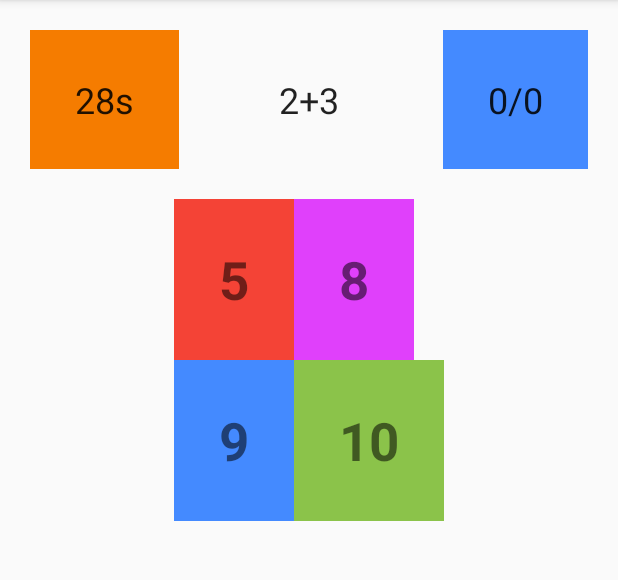
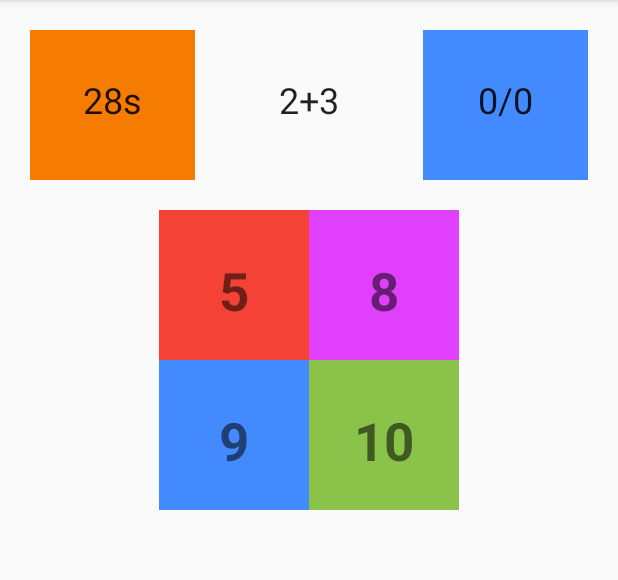
Before and after one commit to mfrancetic/brain-trainer, an Android app: the screen it shows after launch (MainActivity), after a tap on "GO!", on a phone screen of 412 x 824 dp, the part 84-664 px from its top. Run offline under Robolectric (Android 15) with nearby library versions, the phone set to English and light mode, and no system bars.

Commit message:
Update UI layout

```diff
--- a/app/src/main/AndroidManifest.xml
+++ b/app/src/main/AndroidManifest.xml
@@ -9,7 +9,8 @@
         android:roundIcon="@mipmap/ic_launcher_round"
         android:supportsRtl="true"
         android:theme="@style/AppTheme">
-        <activity android:name=".MainActivity">
+        <activity android:name=".MainActivity"
+            android:screenOrientation="portrait">
             <intent-filter>
                 <action android:name="android.intent.action.MAIN" />
 
--- a/app/src/main/res/layout/activity_main.xml
+++ b/app/src/main/res/layout/activity_main.xml
@@ -1,6 +1,5 @@
 <?xml version="1.0" encoding="utf-8"?>
-<androidx.constraintlayout.widget.ConstraintLayout
-    xmlns:android="http://schemas.android.com/apk/res/android"
+<androidx.constraintlayout.widget.ConstraintLayout xmlns:android="http://schemas.android.com/apk/res/android"
     xmlns:app="http://schemas.android.com/apk/res-auto"
     xmlns:tools="http://schemas.android.com/tools"
     android:layout_width="match_parent"
@@ -12,12 +11,12 @@
         android:id="@+id/go_button"
         android:layout_width="wrap_content"
         android:layout_height="wrap_content"
+        android:onClick="startGame"
         android:padding="@dimen/button_padding"
         android:text="@string/go"
         android:textAllCaps="true"
         android:textAppearance="@style/TextAppearance.AppCompat.Headline"
         android:textStyle="bold"
-        android:onClick="startGame"
         app:layout_constraintBottom_toBottomOf="parent"
         app:layout_constraintEnd_toEndOf="parent"
         app:layout_constraintStart_toStartOf="parent"
@@ -25,10 +24,12 @@
 
     <TextView
         android:id="@+id/time_remaining_text_view"
-        android:layout_width="wrap_content"
-        android:layout_height="wrap_content"
+        android:layout_width="@dimen/score_width"
+        android:layout_height="@dimen/grid_item_size"
         android:background="@color/colorOrange"
-        android:padding="@dimen/text_view_padding"
+        android:paddingTop="@dimen/text_view_padding"
+        android:paddingBottom="@dimen/text_view_padding"
+        android:textAlignment="center"
         android:textAppearance="@style/TextAppearance.AppCompat.Headline"
         app:layout_constraintStart_toStartOf="parent"
         app:layout_constraintTop_toTopOf="parent"
@@ -47,14 +48,16 @@
 
     <TextView
         android:id="@+id/score_text_view"
-        android:layout_width="wrap_content"
-        android:layout_height="wrap_content"
+        android:layout_width="@dimen/score_width"
+        android:layout_height="@dimen/grid_item_size"
         android:background="@color/colorBlue"
-        android:padding="@dimen/text_view_padding"
+        android:textAlignment="center"
+        android:paddingTop="@dimen/text_view_padding"
+        android:paddingBottom="@dimen/text_view_padding"
         android:textAppearance="@style/TextAppearance.AppCompat.Headline"
         app:layout_constraintEnd_toEndOf="parent"
         app:layout_constraintTop_toTopOf="parent"
-        tools:text="0/0" />
+        tools:text="10/10" />
 
     <GridLayout
         android:id="@+id/solutions_grid_view"
@@ -72,38 +75,50 @@
             android:background="@color/colorRed"
             android:onClick="chooseSolution"
             android:padding="@dimen/text_view_padding"
+            android:tag="0"
+            android:layout_width="@dimen/grid_item_size"
+            android:layout_height="@dimen/grid_item_size"
             android:textSize="@dimen/text_size_large"
             android:textStyle="bold"
-            android:tag="0"
+            android:textAlignment="center"
             tools:text="13" />
 
         <TextView
             android:id="@+id/solution_2_text_view"
             android:background="@color/colorPurple"
+            android:onClick="chooseSolution"
             android:padding="@dimen/text_view_padding"
+            android:layout_width="@dimen/grid_item_size"
+            android:layout_height="@dimen/grid_item_size"
+            android:textAlignment="center"
+            android:tag="1"
             android:textSize="@dimen/text_size_large"
-            android:onClick="chooseSolution"
-            android:tag="1"
             android:textStyle="bold"
             tools:text="13" />
 
         <TextView
             android:id="@+id/solution_3_text_view"
             android:background="@color/colorBlue"
+            android:layout_width="@dimen/grid_item_size"
+            android:layout_height="@dimen/grid_item_size"
+            android:textAlignment="center"
+            android:onClick="chooseSolution"
             android:padding="@dimen/text_view_padding"
+            android:tag="2"
             android:textSize="@dimen/text_size_large"
-            android:onClick="chooseSolution"
-            android:tag="2"
             android:textStyle="bold"
             tools:text="18" />
 
         <TextView
             android:id="@+id/solution_4_text_view"
             android:background="@color/colorGreen"
+            android:onClick="chooseSolution"
             android:padding="@dimen/text_view_padding"
-            android:onClick="chooseSolution"
+            android:tag="3"
+            android:layout_width="@dimen/grid_item_size"
+            android:textAlignment="center"
+            android:layout_height="@dimen/grid_item_size"
             android:textSize="@dimen/text_size_large"
-            android:tag="3"
             android:textStyle="bold"
             tools:text="12" />
     </GridLayout>
@@ -122,10 +137,9 @@
         android:id="@+id/play_again_button"
         android:layout_width="wrap_content"
         android:layout_height="wrap_content"
+        android:onClick="playAgain"
+        android:text="@string/play_again"
+        app:layout_constraintEnd_toEndOf="parent"
         app:layout_constraintStart_toStartOf="parent"
-        app:layout_constraintEnd_toEndOf="parent"
-        android:text="@string/play_again"
-        android:onClick="playAgain"
-        app:layout_constraintTop_toBottomOf="@id/evaluation_text_field">
-    </Button>
+        app:layout_constraintTop_toBottomOf="@id/evaluation_text_field"></Button>
 </androidx.constraintlayout.widget.ConstraintLayout>
--- a/app/src/main/res/values/dimens.xml
+++ b/app/src/main/res/values/dimens.xml
@@ -4,4 +4,6 @@
     <dimen name="default_padding">20dp</dimen>
     <dimen name="text_view_padding">30dp</dimen>
     <dimen name="text_size_large">35sp</dimen>
+    <dimen name="grid_item_size">100dp</dimen>
+    <dimen name="score_width">110dp</dimen>
 </resources>
```
